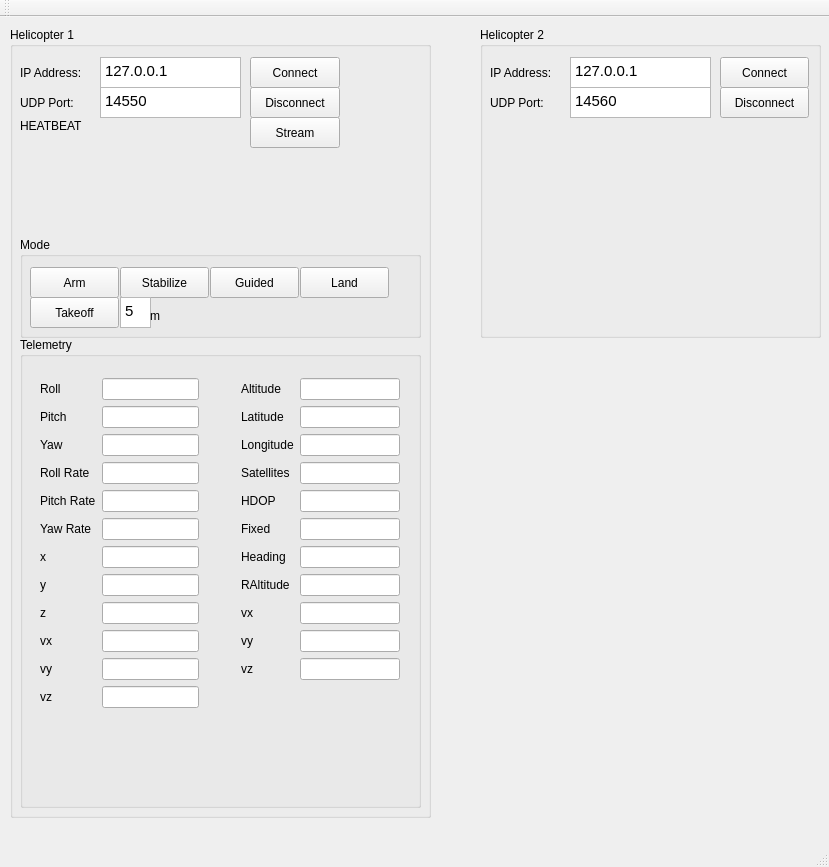
Old version of the form Gui/AerialCraneCommandCenter/mainwindow.ui in the repository rddyas002/AerialCrane.
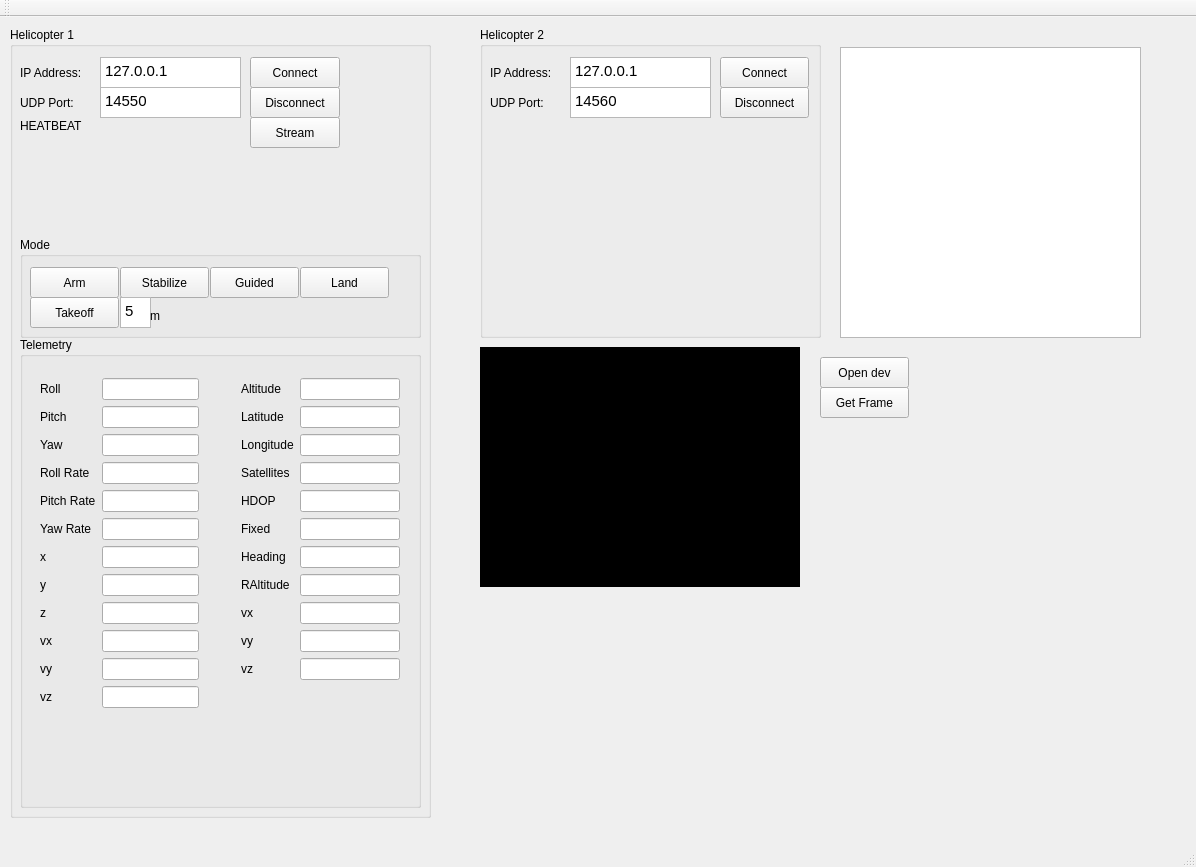
New version of the form.

Patch:
```diff
--- a/Gui/AerialCraneCommandCenter/mainwindow.ui
+++ b/Gui/AerialCraneCommandCenter/mainwindow.ui
@@ -6,7 +6,7 @@
    <rect>
     <x>0</x>
     <y>0</y>
-    <width>829</width>
+    <width>1196</width>
     <height>867</height>
    </rect>
   </property>
@@ -616,6 +616,58 @@
      </property>
     </widget>
    </widget>
+   <widget class="QGraphicsView" name="graphicsView">
+    <property name="geometry">
+     <rect>
+      <x>840</x>
+      <y>30</y>
+      <width>301</width>
+      <height>291</height>
+     </rect>
+    </property>
+   </widget>
+   <widget class="QLabel" name="label_2">
+    <property name="geometry">
+     <rect>
+      <x>480</x>
+      <y>330</y>
+      <width>320</width>
+      <height>240</height>
+     </rect>
+    </property>
+    <property name="styleSheet">
+     <string notr="true">Background-color: #000;</string>
+    </property>
+    <property name="text">
+     <string/>
+    </property>
+   </widget>
+   <widget class="QPushButton" name="get_frame">
+    <property name="geometry">
+     <rect>
+      <x>820</x>
+      <y>370</y>
+      <width>89</width>
+      <height>31</height>
+     </rect>
+    </property>
+    <property name="text">
+     <string>Get Frame</string>
+    </property>
+   </widget>
+   <widget class="QPushButton" name="open_dev">
+    <property name="geometry">
+     <rect>
+      <x>820</x>
+      <y>340</y>
+      <width>89</width>
+      <height>31</height>
+     </rect>
+    </property>
+    <property name="text">
+     <string>Open dev</string>
+    </property>
+   </widget>
   </widget>
   <widget class="QMenuBar" name="menuBar">
    <property name="geometry">
```
Left out of the diff: 24 changed lines with no effect on the pictures.
